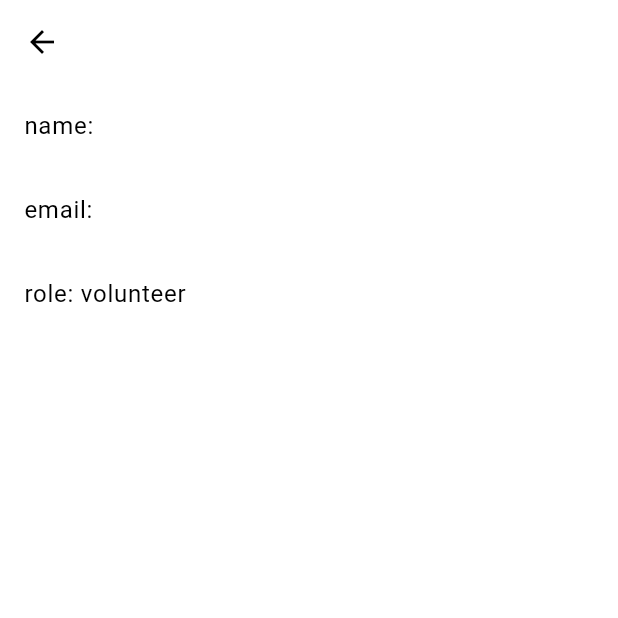
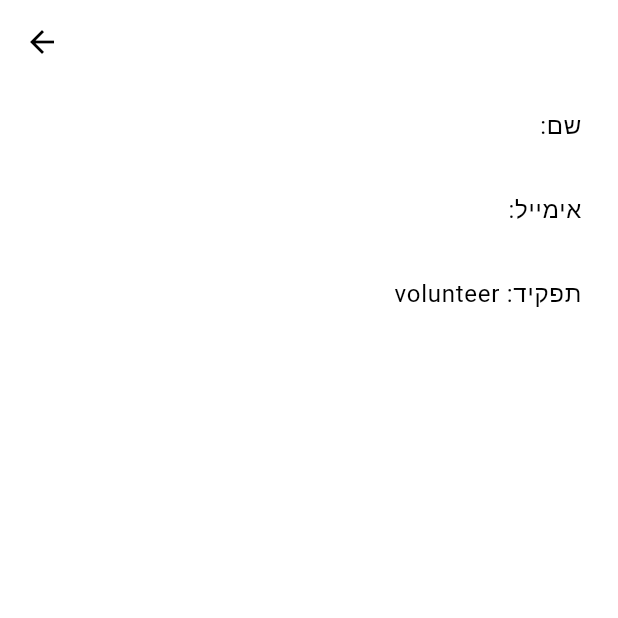
Before and after one commit to tomerkatz2001/with_me_2, a Flutter app: the VolunteerPage screen opened directly with empty values, on a phone screen of 412 x 824 dp, the top half of it. Run offline on Flutter 3.47's test engine with Material 2 defaults, Android fonts, the phone set to English and light mode, and no system bars; our stand-ins replace cloud_firestore, firebase_auth, firebase_core, nested; accounts and stored records are empty; Roboto replaces fonts that are missing (RaleWay).

Commit message:
fix text direction

```diff
--- a/happy_heart/lib/Objects/volunteer.dart
+++ b/happy_heart/lib/Objects/volunteer.dart
@@ -17,9 +17,9 @@ class Volunteer {
 
   getVolunteerData() {
     return {
-      "name": name,
-      "email": email,
-      "role": role,
+      "שם": name,
+      "אימייל": email,
+      "תפקיד": role,
     };
   }
 
--- a/happy_heart/lib/Screens/volunteer_page.dart
+++ b/happy_heart/lib/Screens/volunteer_page.dart
@@ -31,7 +31,7 @@ class _VolunteerPageState extends State<VolunteerPage> {
           itemCount: volunteerData.length,
           itemBuilder: (context, index){
             return ListTile(
-              title: Text("${volunteerData.keys.elementAt(index)}: ${volunteerData.values.elementAt(index)}"),
+              title: Text("${volunteerData.keys.elementAt(index)}: ${volunteerData.values.elementAt(index)}", textDirection: TextDirection.rtl,),
             );
         },)
     );
```
